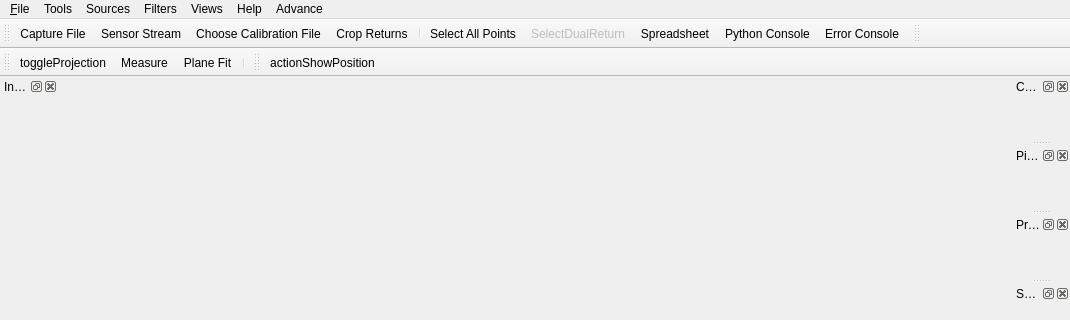
First picture: the form in Application/vvMainWindow.ui, repository Kitware/VeloView, before the edit; both pictures show x 0 to 1070 and y 0 to 320 of the 1070 by 645 pixel window.
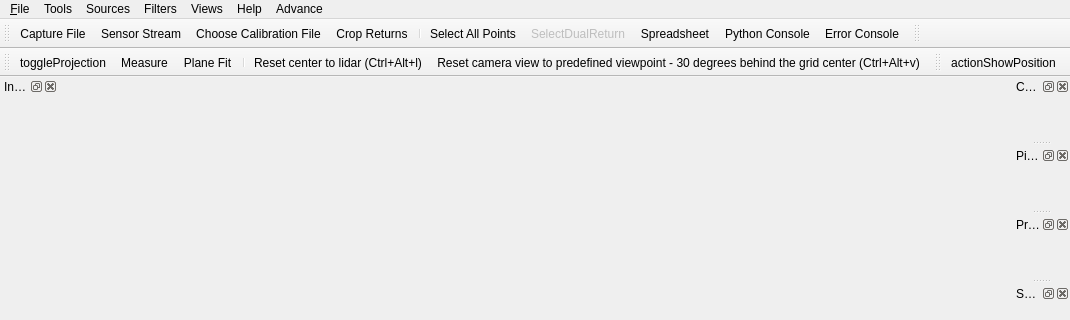
Second picture: the form after the edit. Icons and pictures are not drawn. Custom widgets are drawn as their Qt base class.

Commit message:
Add "Reset center to lidar" and "Reset Camera to predefined viewpoint" buttons
"Reset center to lidar" Reset the center of rotation to the grid/lidar center
"Reset Camera to predefined viewpoint" place the view 30° up and center to the lidar
Also add shortcuts for this 2 features

What changed in the file:
```diff
--- a/Application/vvMainWindow.ui
+++ b/Application/vvMainWindow.ui
@@ -217,6 +217,8 @@
    <addaction name="actionMeasure"/>
    <addaction name="actionPlaneFit"/>
    <addaction name="separator"/>
+   <addaction name="actionResetCenterToLidarCenter"/>
+   <addaction name="actionResetCameraLidar"/>
   </widget>
   <widget class="QToolBar" name="geolocationToolbar">
    <property name="windowTitle">
@@ -899,6 +901,24 @@
     <string>Show the GPS Track</string>
    </property>
   </action>
+  <action name="actionResetCenterToLidarCenter">
+   <property name="icon">
+    <iconset resource="vvResources.qrc">
+     <normaloff>:/vvResources/Icons/pqResetCenterLidar.png</normaloff>:/vvResources/Icons/pqResetCenterLidar.png</iconset>
+   </property>
+   <property name="text">
+    <string>Reset center to lidar (Ctrl+Alt+l)</string>
+   </property>
+   </action>
+  <action name="actionResetCameraLidar">
+   <property name="icon">
+    <iconset resource="vvResources.qrc">
+     <normaloff>:/vvResources/Icons/pqResetCameraLidar.png</normaloff>:/vvResources/Icons/pqResetCameraLidar.png</iconset>
+   </property>
+   <property name="text">
+    <string>Reset camera view to predefined viewpoint - 30 degrees behind the grid center (Ctrl+Alt+v)</string>
+   </property>
+   </action>
  </widget>
  <customwidgets>
   <customwidget>
```
The commit also changes 4 other files.
